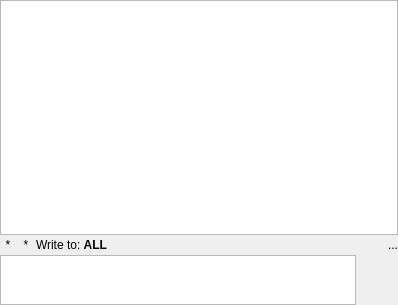
First picture: the form in src/GuiChat.ui, repository hwgao/beebeep, before the edit.
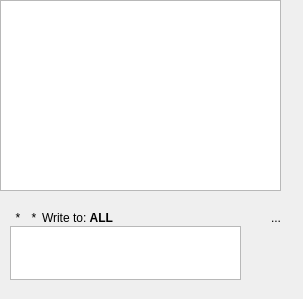
Second picture: the form after the edit. Icons and pictures are not drawn. Custom widgets are drawn as their Qt base class.

Commit message: Chat window is splitted in two resizable widgets by user

What changed in the file:
```diff
--- a/src/GuiChat.ui
+++ b/src/GuiChat.ui
@@ -6,8 +6,8 @@
    <rect>
     <x>0</x>
     <y>0</y>
-    <width>398</width>
-    <height>305</height>
+    <width>303</width>
+    <height>299</height>
    </rect>
   </property>
   <property name="sizePolicy">
@@ -19,28 +19,19 @@
   <property name="windowTitle">
    <string>Chat</string>
   </property>
-  <layout class="QGridLayout" name="gridLayout">
-   <property name="leftMargin">
-    <number>0</number>
-   </property>
-   <property name="topMargin">
-    <number>0</number>
-   </property>
-   <property name="rightMargin">
-    <number>0</number>
-   </property>
-   <property name="bottomMargin">
-    <number>0</number>
-   </property>
-   <property name="spacing">
-    <number>2</number>
-   </property>
-   <item row="0" column="0" colspan="2">
     <widget class="QTextBrowser" name="mp_teChat">
+   <property name="geometry">
+    <rect>
+     <x>0</x>
+     <y>0</y>
+     <width>281</width>
+     <height>191</height>
+    </rect>
+   </property>
      <property name="minimumSize">
       <size>
        <width>200</width>
-       <height>0</height>
+     <height>120</height>
       </size>
      </property>
      <property name="focusPolicy">
@@ -53,11 +44,17 @@
       <set>Qt::TextBrowserInteraction</set>
      </property>
     </widget>
-   </item>
-   <item row="2" column="0">
-    <widget class="GuiMessageEdit" name="mp_teMessage">
+  <widget class="QFrame" name="mp_frameMessage">
+   <property name="geometry">
+    <rect>
+     <x>10</x>
+     <y>210</y>
+     <width>271</width>
+     <height>70</height>
+    </rect>
+   </property>
      <property name="sizePolicy">
-      <sizepolicy hsizetype="Expanding" vsizetype="Fixed">
+    <sizepolicy hsizetype="Expanding" vsizetype="MinimumExpanding">
        <horstretch>0</horstretch>
        <verstretch>0</verstretch>
       </sizepolicy>
@@ -65,25 +62,121 @@
      <property name="minimumSize">
       <size>
        <width>200</width>
-       <height>50</height>
-      </size>
-     </property>
-     <property name="maximumSize">
+     <height>70</height>
+    </size>
+   </property>
+   <property name="baseSize">
       <size>
-       <width>16777215</width>
-       <height>50</height>
-      </size>
-     </property>
-     <property name="html">
-      <string>&lt;!DOCTYPE HTML PUBLIC &quot;-//W3C//DTD HTML 4.0//EN&quot; &quot;http://www.w3.org/TR/REC-html40/strict.dtd&quot;&gt;
-&lt;html&gt;&lt;head&gt;&lt;meta name=&quot;qrichtext&quot; content=&quot;1&quot; /&gt;&lt;style type=&quot;text/css&quot;&gt;
-p, li { white-space: pre-wrap; }
-&lt;/style&gt;&lt;/head&gt;&lt;body style=&quot; font-family:'Droid Sans'; font-size:10pt; font-weight:400; font-style:normal;&quot;&gt;
-&lt;p style=&quot;-qt-paragraph-type:empty; margin-top:0px; margin-bottom:0px; margin-left:0px; margin-right:0px; -qt-block-indent:0; text-indent:0px; font-family:'MS Shell Dlg 2'; font-size:8pt;&quot;&gt;&lt;br /&gt;&lt;/p&gt;&lt;/body&gt;&lt;/html&gt;</string>
-     </property>
-    </widget>
-   </item>
-   <item row="2" column="1">
+     <width>0</width>
+     <height>80</height>
+    </size>
+   </property>
+   <property name="frameShape">
+    <enum>QFrame::NoFrame</enum>
+   </property>
+   <property name="frameShadow">
+    <enum>QFrame::Plain</enum>
+   </property>
+   <layout class="QGridLayout" name="gridLayout">
+    <property name="leftMargin">
+     <number>0</number>
+    </property>
+    <property name="topMargin">
+     <number>0</number>
+    </property>
+    <property name="rightMargin">
+     <number>0</number>
+    </property>
+    <property name="bottomMargin">
+     <number>0</number>
+    </property>
+    <property name="verticalSpacing">
+     <number>0</number>
+    </property>
+    <item row="0" column="0" colspan="2">
+     <layout class="QHBoxLayout" name="horizontalLayout">
+      <item>
+       <widget class="QLabel" name="mp_lPixSecure">
+        <property name="sizePolicy">
+         <sizepolicy hsizetype="Minimum" vsizetype="Minimum">
+          <horstretch>0</horstretch>
+          <verstretch>0</verstretch>
+         </sizepolicy>
+        </property>
+        <property name="minimumSize">
+         <size>
+          <width>16</width>
+          <height>16</height>
+         </size>
+        </property>
+        <property name="text">
+         <string>*</string>
+        </property>
+        <property name="alignment">
+         <set>Qt::AlignCenter</set>
+        </property>
+       </widget>
+      </item>
+      <item>
+       <widget class="QLabel" name="mp_lPix">
+        <property name="sizePolicy">
+         <sizepolicy hsizetype="Minimum" vsizetype="Minimum">
+          <horstretch>0</horstretch>
+          <verstretch>0</verstretch>
+         </sizepolicy>
+        </property>
+        <property name="minimumSize">
+         <size>
+          <width>16</width>
+          <height>16</height>
+         </size>
+        </property>
+        <property name="text">
+         <string>*</string>
+        </property>
+        <property name="alignment">
+         <set>Qt::AlignCenter</set>
+        </property>
+       </widget>
+      </item>
+      <item>
+       <widget class="QLabel" name="mp_lTitle">
+        <property name="sizePolicy">
+         <sizepolicy hsizetype="Expanding" vsizetype="Minimum">
+          <horstretch>0</horstretch>
+          <verstretch>0</verstretch>
+         </sizepolicy>
+        </property>
+        <property name="text">
+         <string>Write to: &lt;b&gt;ALL&lt;/b&gt;</string>
+        </property>
+        <property name="textFormat">
+         <enum>Qt::RichText</enum>
+        </property>
+        <property name="margin">
+         <number>0</number>
+        </property>
+       </widget>
+      </item>
+      <item>
+       <widget class="QLabel" name="mp_lTimestamp">
+        <property name="sizePolicy">
+         <sizepolicy hsizetype="Minimum" vsizetype="Minimum">
+          <horstretch>0</horstretch>
+          <verstretch>0</verstretch>
+         </sizepolicy>
+        </property>
+        <property name="text">
+         <string>...</string>
+        </property>
+        <property name="alignment">
+         <set>Qt::AlignRight|Qt::AlignTrailing|Qt::AlignVCenter</set>
+        </property>
+       </widget>
+      </item>
+     </layout>
+    </item>
+    <item row="1" column="1">
     <widget class="QPushButton" name="mp_pbSend">
      <property name="sizePolicy">
       <sizepolicy hsizetype="Fixed" vsizetype="Fixed">
@@ -121,90 +214,40 @@
      </property>
     </widget>
    </item>
-   <item row="1" column="0" colspan="2">
-    <layout class="QHBoxLayout" name="horizontalLayout">
-     <item>
-      <widget class="QLabel" name="mp_lPixSecure">
+    <item row="1" column="0">
+     <widget class="GuiMessageEdit" name="mp_teMessage">
        <property name="sizePolicy">
-        <sizepolicy hsizetype="Minimum" vsizetype="Minimum">
+       <sizepolicy hsizetype="Expanding" vsizetype="MinimumExpanding">
          <horstretch>0</horstretch>
          <verstretch>0</verstretch>
         </sizepolicy>
        </property>
        <property name="minimumSize">
         <size>
-         <width>16</width>
-         <height>16</height>
-        </size>
-       </property>
-       <property name="text">
-        <string>*</string>
-       </property>
-       <property name="alignment">
-        <set>Qt::AlignCenter</set>
-       </property>
-      </widget>
-     </item>
-     <item>
-      <widget class="QLabel" name="mp_lPix">
-       <property name="sizePolicy">
-        <sizepolicy hsizetype="Minimum" vsizetype="Minimum">
-         <horstretch>0</horstretch>
-         <verstretch>0</verstretch>
-        </sizepolicy>
-       </property>
-       <property name="minimumSize">
+        <width>160</width>
+        <height>50</height>
+       </size>
+      </property>
+      <property name="maximumSize">
         <size>
-         <width>16</width>
-         <height>16</height>
-        </size>
-       </property>
-       <property name="text">
-        <string>*</string>
-       </property>
-       <property name="alignment">
-        <set>Qt::AlignCenter</set>
-       </property>
-      </widget>
-     </item>
-     <item>
-      <widget class="QLabel" name="mp_lTitle">
-       <property name="sizePolicy">
-        <sizepolicy hsizetype="Expanding" vsizetype="Preferred">
-         <horstretch>0</horstretch>
-         <verstretch>0</verstretch>
-        </sizepolicy>
-       </property>
-       <property name="text">
-        <string>Write to: &lt;b&gt;ALL&lt;/b&gt;</string>
-       </property>
-       <property name="textFormat">
-        <enum>Qt::RichText</enum>
-       </property>
-       <property name="margin">
-        <number>0</number>
-       </property>
-      </widget>
-     </item>
-     <item>
-      <widget class="QLabel" name="mp_lTimestamp">
-       <property name="sizePolicy">
-        <sizepolicy hsizetype="Minimum" vsizetype="Preferred">
-         <horstretch>0</horstretch>
-         <verstretch>0</verstretch>
-        </sizepolicy>
-       </property>
-       <property name="text">
-        <string>...</string>
-       </property>
-       <property name="alignment">
-        <set>Qt::AlignRight|Qt::AlignTrailing|Qt::AlignVCenter</set>
-       </property>
-      </widget>
-     </item>
-    </layout>
-   </item>
-  </layout>
+        <width>16777215</width>
+        <height>16777215</height>
+       </size>
+      </property>
+      <property name="html">
+       <string>&lt;!DOCTYPE HTML PUBLIC &quot;-//W3C//DTD HTML 4.0//EN&quot; &quot;http://www.w3.org/TR/REC-html40/strict.dtd&quot;&gt;
+&lt;html&gt;&lt;head&gt;&lt;meta name=&quot;qrichtext&quot; content=&quot;1&quot; /&gt;&lt;style type=&quot;text/css&quot;&gt;
+p, li { white-space: pre-wrap; }
+&lt;/style&gt;&lt;/head&gt;&lt;body style=&quot; font-family:'Droid Sans'; font-size:10pt; font-weight:400; font-style:normal;&quot;&gt;
+&lt;p style=&quot;-qt-paragraph-type:empty; margin-top:0px; margin-bottom:0px; margin-left:0px; margin-right:0px; -qt-block-indent:0; text-indent:0px; font-family:'MS Shell Dlg 2'; font-size:8pt;&quot;&gt;&lt;br /&gt;&lt;/p&gt;&lt;/body&gt;&lt;/html&gt;</string>
+      </property>
+     </widget>
+    </item>
+   </layout>
+  </widget>
+  <zorder>mp_teChat</zorder>
+  <zorder>mp_frameMessage</zorder>
+  <zorder>mp_teMessage</zorder>
  </widget>
  <customwidgets>
   <customwidget>
```
Lines whose indentation alone changed are shown as unchanged. The commit also changes 6 other files.
